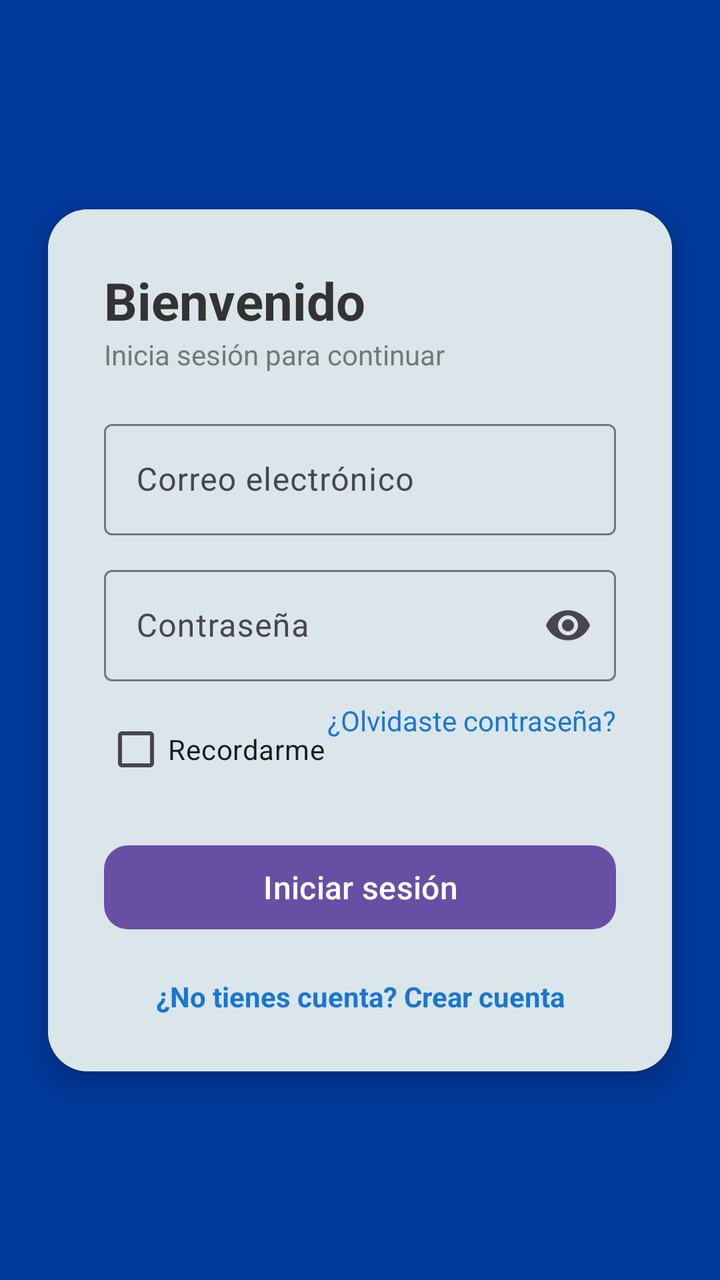
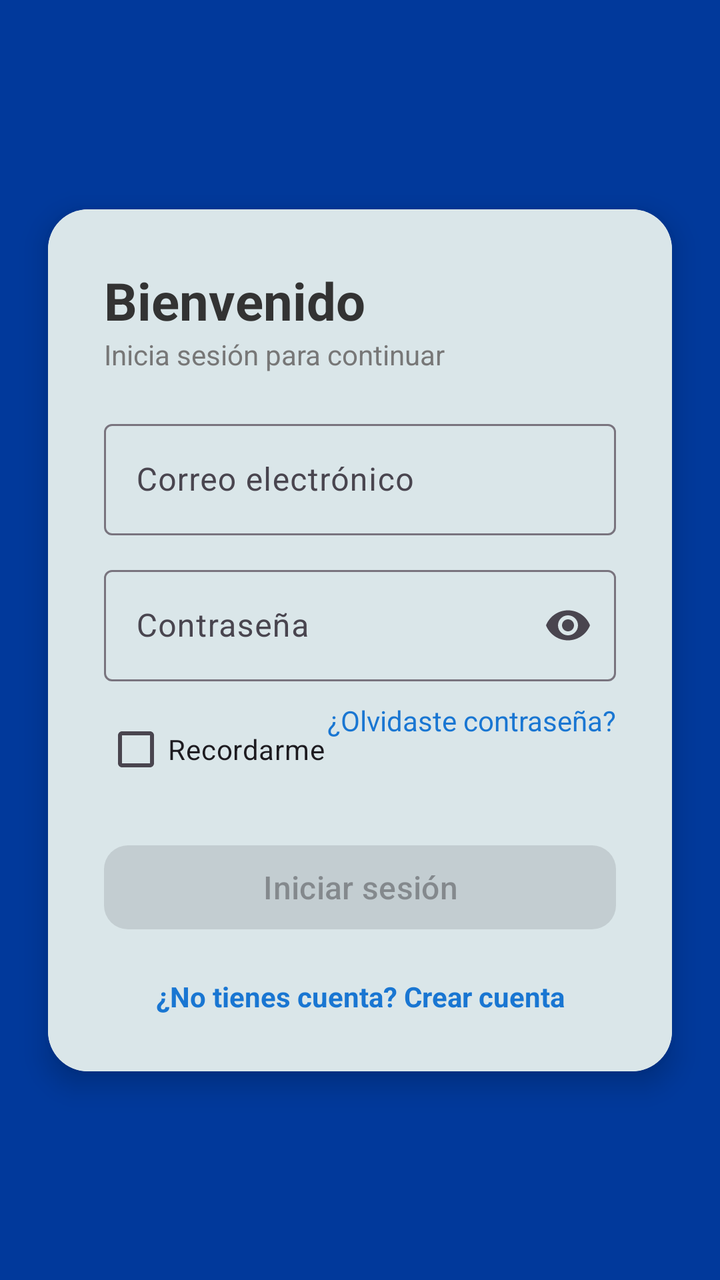

Before-and-after screenshots of an Android layout around one commit, followed by the original layout XML and the change that was made.
<!-- AndroidManifest.xml: application theme Theme.MyProyectCars -->
<!-- res/layout/activity_login.xml -->
<?xml version="1.0" encoding="utf-8"?>
<androidx.constraintlayout.widget.ConstraintLayout
    xmlns:android="http://schemas.android.com/apk/res/android"
    xmlns:app="http://schemas.android.com/apk/res-auto"
    xmlns:tools="http://schemas.android.com/tools"
    android:id="@+id/container"
    android:layout_width="match_parent"
    android:layout_height="match_parent"
    android:background="#01399B"
    tools:context=".ui.login.LoginActivity">

    <androidx.cardview.widget.CardView
        android:layout_width="0dp"
        android:layout_height="wrap_content"
        android:layout_margin="24dp"
        app:cardCornerRadius="20dp"
        app:cardElevation="8dp"

        app:layout_constraintTop_toTopOf="parent"
        app:layout_constraintBottom_toBottomOf="parent"
        app:layout_constraintStart_toStartOf="parent"
        app:layout_constraintEnd_toEndOf="parent">

        <LinearLayout
            android:layout_width="match_parent"
            android:layout_height="wrap_content"
            android:orientation="vertical"
            android:background="#DAE6E9"
            android:padding="28dp">

            

            <TextView
                android:layout_width="wrap_content"
                android:layout_height="wrap_content"
                android:text="Bienvenido"
                android:textSize="26sp"
                android:textStyle="bold"
                android:textColor="#333"/>

            <TextView
                android:layout_width="wrap_content"
                android:layout_height="wrap_content"
                android:text="Inicia sesión para continuar"
                android:textSize="14sp"
                android:textColor="#777"
                android:layout_marginBottom="20dp"/>


            

            <com.google.android.material.textfield.TextInputLayout
                android:layout_width="match_parent"
                android:layout_height="wrap_content"
                android:hint="Correo electrónico">

                <com.google.android.material.textfield.TextInputEditText
                    android:id="@+id/username"
                    android:layout_width="match_parent"
                    android:layout_height="wrap_content"
                    android:inputType="textEmailAddress"/>

            </com.google.android.material.textfield.TextInputLayout>


            

            <com.google.android.material.textfield.TextInputLayout
                android:layout_width="match_parent"
                android:layout_height="wrap_content"
                android:layout_marginTop="12dp"
                android:hint="Contraseña"
                app:endIconMode="password_toggle">

                <com.google.android.material.textfield.TextInputEditText
                    android:id="@+id/password"
                    android:layout_width="match_parent"
                    android:layout_height="wrap_content"
                    android:inputType="textPassword"/>

            </com.google.android.material.textfield.TextInputLayout>


            

            <LinearLayout
                android:layout_width="match_parent"
                android:layout_height="wrap_content"
                android:orientation="horizontal"
                android:layout_marginTop="10dp"
                android:gravity="center_vertical">

                <CheckBox
                    android:id="@+id/checkRemember"
                    android:layout_width="wrap_content"
                    android:layout_height="wrap_content"
                    android:text="Recordarme"/>

                <TextView
                    android:id="@+id/txtForgot"
                    android:layout_width="wrap_content"
                    android:layout_height="wrap_content"
                    android:text="¿Olvidaste contraseña?"
                    android:textColor="#1976D2"
                    android:layout_gravity="end"
                    android:layout_weight="1"
                    android:gravity="end"/>
            </LinearLayout>


            

            <com.google.android.material.button.MaterialButton
                android:id="@+id/login"
                android:layout_width="match_parent"
                android:layout_height="50dp"
                android:text="Iniciar sesión"
                android:textSize="16sp"
                android:layout_marginTop="20dp"
                app:cornerRadius="12dp"/>


            

            <ProgressBar
                android:id="@+id/loading"
                android:layout_width="40dp"
                android:layout_height="40dp"
                android:visibility="gone"
                android:layout_gravity="center"
                android:layout_marginTop="16dp"/>


            

            <TextView
                android:id="@+id/txtRegister"
                android:layout_width="match_parent"
                android:layout_height="wrap_content"
                android:text="¿No tienes cuenta? Crear cuenta"
                android:textAlignment="center"
                android:textColor="#1976D2"
                android:layout_marginTop="20dp"
                android:textStyle="bold"/>

        </LinearLayout>

    </androidx.cardview.widget.CardView>

</androidx.constraintlayout.widget.ConstraintLayout>
<!-- resources referenced by this layout -->
<resources>
  <style name="Theme.MyProyectCars" parent="Base.Theme.MyProyectCars" />
  <style name="Base.Theme.MyProyectCars" parent="Theme.Material3.DayNight.NoActionBar">
          
          
      </style>
</resources>

<!-- the commit's change to res/layout/activity_login.xml (unified diff, before → after) -->
@@ -116,6 +116,7 @@
                 android:layout_height="50dp"
                 android:text="Iniciar sesión"
                 android:textSize="16sp"
+                android:enabled="false"
                 android:layout_marginTop="20dp"
                 app:cornerRadius="12dp"/>
 
